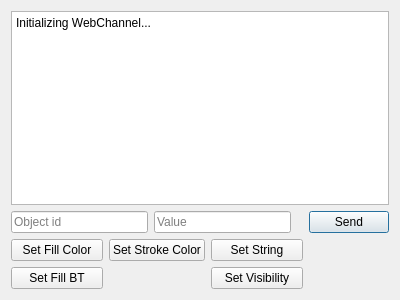
Above: svgwebchannel/dialog.ui from douwefaber/svgwebchannel before the change. Below: the same form after it.
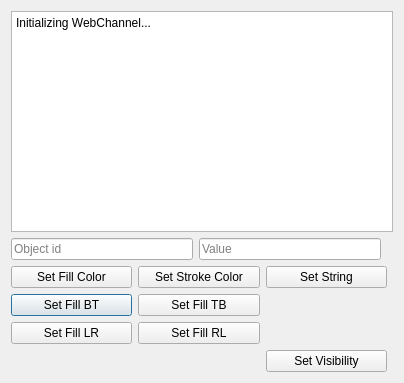
That is the form after the change.

```diff
--- a/svgwebchannel/dialog.ui
+++ b/svgwebchannel/dialog.ui
@@ -6,61 +6,20 @@
    <rect>
     <x>0</x>
     <y>0</y>
-    <width>400</width>
-    <height>300</height>
+    <width>404</width>
+    <height>383</height>
    </rect>
   </property>
   <property name="windowTitle">
    <string>Dialog</string>
   </property>
   <layout class="QGridLayout" name="gridLayout">
-   <item row="1" column="1">
-    <widget class="QLineEdit" name="value">
-     <property name="placeholderText">
-      <string>Value</string>
-     </property>
-    </widget>
-   </item>
-   <item row="1" column="0">
-    <widget class="QLineEdit" name="object">
-     <property name="placeholderText">
-      <string>Object id</string>
-     </property>
-    </widget>
-   </item>
-   <item row="0" column="0" colspan="5">
-    <widget class="QPlainTextEdit" name="output">
-     <property name="readOnly">
-      <bool>true</bool>
-     </property>
-     <property name="plainText">
-      <string notr="true">Initializing WebChannel...</string>
-     </property>
-     <property name="backgroundVisible">
-      <bool>false</bool>
-     </property>
-    </widget>
-   </item>
-   <item row="1" column="4">
-    <widget class="QPushButton" name="send">
-     <property name="text">
-      <string>Send</string>
-     </property>
-    </widget>
-   </item>
-   <item row="2" column="0" colspan="4">
+   <item row="2" column="0" colspan="3">
     <layout class="QGridLayout" name="gridLayout_2">
-     <item row="0" column="1">
-      <widget class="QPushButton" name="setstrokecolor">
+     <item row="1" column="0">
+      <widget class="QPushButton" name="setfillBT">
        <property name="text">
-        <string>Set Stroke Color</string>
-       </property>
-      </widget>
-     </item>
-     <item row="0" column="0">
-      <widget class="QPushButton" name="setfillcolor">
-       <property name="text">
-        <string>Set Fill Color</string>
+        <string>Set Fill BT</string>
        </property>
       </widget>
      </item>
@@ -71,22 +30,77 @@
        </property>
       </widget>
      </item>
-     <item row="1" column="2">
+     <item row="0" column="0">
+      <widget class="QPushButton" name="setfillcolor">
+       <property name="text">
+        <string>Set Fill Color</string>
+       </property>
+      </widget>
+     </item>
+     <item row="0" column="1">
+      <widget class="QPushButton" name="setstrokecolor">
+       <property name="text">
+        <string>Set Stroke Color</string>
+       </property>
+      </widget>
+     </item>
+     <item row="1" column="1">
+      <widget class="QPushButton" name="setfillTB">
+       <property name="text">
+        <string>Set Fill TB</string>
+       </property>
+      </widget>
+     </item>
+     <item row="3" column="2">
       <widget class="QPushButton" name="setvisibility">
        <property name="text">
         <string>Set Visibility</string>
        </property>
       </widget>
      </item>
-     <item row="1" column="0">
-      <widget class="QPushButton" name="setfillBT">
+     <item row="2" column="0">
+      <widget class="QPushButton" name="setfillLR">
        <property name="text">
-        <string>Set Fill BT</string>
+        <string>Set Fill LR</string>
+       </property>
+      </widget>
+     </item>
+     <item row="2" column="1">
+      <widget class="QPushButton" name="setfillRL">
+       <property name="text">
+        <string>Set Fill RL</string>
        </property>
       </widget>
      </item>
     </layout>
    </item>
+   <item row="0" column="0" colspan="4">
+    <widget class="QPlainTextEdit" name="output">
+     <property name="readOnly">
+      <bool>true</bool>
+     </property>
+     <property name="plainText">
+      <string notr="true">Initializing WebChannel...</string>
+     </property>
+     <property name="backgroundVisible">
+      <bool>false</bool>
+     </property>
+    </widget>
+   </item>
+   <item row="1" column="0">
+    <widget class="QLineEdit" name="object">
+     <property name="placeholderText">
+      <string>Object id</string>
+     </property>
+    </widget>
+   </item>
+   <item row="1" column="1">
+    <widget class="QLineEdit" name="value">
+     <property name="placeholderText">
+      <string>Value</string>
+     </property>
+    </widget>
+   </item>
   </layout>
  </widget>
  <resources/>
```
